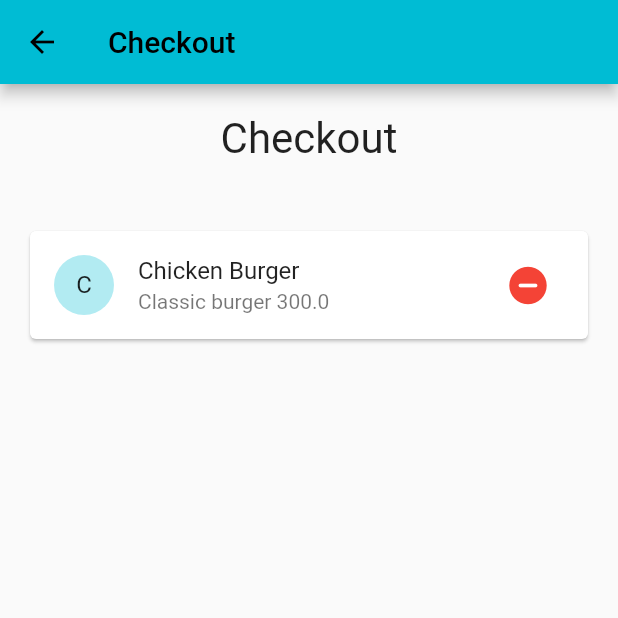
After one commit to HamzaFudda/assignment3, a Flutter app: the screen it shows after launch, after a tap on the "add circle" icon, after a tap on the "add" icon, on a phone screen of 412 x 824 dp, the top half of it. The commit adds this screen. Run offline on Flutter 3.47's test engine with Material 2 defaults, Android fonts, the phone set to English and light mode, and no system bars.

Commit message:
partial done

```diff
--- /dev/null
+++ b/lib/checkout.dart
@@ -0,0 +1,89 @@
+import 'dart:math';
+import 'package:assignment3/dishes.dart';
+import 'package:flutter/material.dart';
+
+class checkout extends StatefulWidget {
+  final Function(List<dish>) onPressedUpdate;
+  final List<dish> checkoutDishes;
+
+  const checkout(
+      {Key? key, required this.checkoutDishes, required this.onPressedUpdate})
+      : super(key: key);
+
+  @override
+  _checkoutState createState() => _checkoutState();
+}
+
+class _checkoutState extends State<checkout> {
+  List<dish> tempList = [];
+
+  @override
+  Widget build(BuildContext context) {
+    return Scaffold(
+        appBar: AppBar(
+          title: Text("Checkout"),
+        ),
+        body: Column(
+          children: <Widget>[
+            SizedBox(
+              height: 20,
+            ),
+            Text("Checkout", style: new TextStyle(fontSize: 28)),
+            SizedBox(
+              height: 40,
+            ),
+            Expanded(child: _listBuilder(context)),
+          ],
+        ));
+  }
+
+  ListView _listBuilder(context) {
+    final _random = Random();
+    return ListView.builder(
+      itemCount: widget.checkoutDishes.length,
+      itemBuilder: (context, index) => Card(
+        margin: const EdgeInsets.symmetric(vertical: 5, horizontal: 20),
+        child: ListTile(
+            title: Row(children: [
+              Text(widget.checkoutDishes[index].name),
+            ]),
+            subtitle: Text(widget.checkoutDishes[index].description +
+                " " +
+                widget.checkoutDishes[index].price.toString()),
+            leading: CircleAvatar(
+              child: Text(widget.checkoutDishes[index].name.substring(0, 1)),
+            ),
+            trailing: IconButton(
+                iconSize: 30,
+                color: Colors.red,
+                icon: Icon(Icons.remove_circle_rounded),
+                onPressed: () async {
+                  bool isRemove = false;
+                  isRemove = await showDialog(
+                      barrierDismissible: false,
+                      context: context,
+                      builder: (context) => AlertDialog(
+                            title: Text('Do you want to remove this dish?'),
+                            content: Text('This will remove it from the cart.'),
+                            actions: [
+                              TextButton(
+                                  onPressed: () {
+                                    widget.checkoutDishes
+                                        .remove(widget.checkoutDishes[index]);
+                                    Navigator.of(context).pop(true);
+                                  },
+                                  child: Text('Yes')),
+                              TextButton(
+                                  onPressed: () {
+                                    Navigator.of(context).pop(false);
+                                  },
+                                  child: Text('No')),
+                            ],
+                          ));
+                  setState(() {});
+                  widget.onPressedUpdate(widget.checkoutDishes);
+                })),
+      ),
+    );
+  }
+}
--- a/lib/main.dart
+++ b/lib/main.dart
@@ -1,5 +1,5 @@
 import 'dart:math';
-
+import 'package:assignment3/checkout.dart';
 import 'package:assignment3/dishes.dart';
 import 'package:flutter/material.dart';
 
@@ -41,6 +41,7 @@ class _MyHomePageState extends State<MyHomePage> {
     dish(name: "Crispy Burger", description: "Classic burger", price: 400.0),
     dish(name: "Jumbo Burger", description: "Classic burger", price: 500.0),
   ];
+  List<dish> cart_dishes = [];
 
   @override
   Widget build(BuildContext context) {
@@ -58,11 +59,24 @@ class _MyHomePageState extends State<MyHomePage> {
             height: 40,
           ),
           Expanded(child: _listBuilder(context)),
-
         ],
       ),
-
-      // This trailing comma makes auto-formatting nicer for build methods.
+        floatingActionButton: FloatingActionButton(
+          onPressed: () {
+            Navigator.of(context).push(
+              MaterialPageRoute(
+                builder: (context) => checkout(checkoutDishes: cart_dishes,
+                    onPressedUpdate: (changed){
+                      cart_dishes=changed;
+                      setState(() {
+                      });
+                    }),
+              ),
+            );
+          },
+          tooltip: 'Increment',
+          child: const Icon(Icons.add),
+        )
     );
   }
 
@@ -76,17 +90,27 @@ class _MyHomePageState extends State<MyHomePage> {
             title: Row(children: [
               Text(dishes[index].name),
             ]),
-          subtitle: Text(
-              dishes[index].description + " " + dishes[index].price.toString()),
+            subtitle: Text(dishes[index].description +
+                " " +
+                dishes[index].price.toString()),
             leading: CircleAvatar(
               child: Text(dishes[index].name.substring(0, 1)),
-            //to give random colors to circle avatar
-            backgroundColor:
-                Colors.primaries[_random.nextInt(Colors.primaries.length)]
-                    [_random.nextInt(9) * 100],
+
             ),
-          trailing: Icon(Icons.arrow_forward),
-          onTap: () {},
+            trailing: IconButton(
+                iconSize: 30,
+                color: cart_dishes.contains(dishes[index]) ? Colors.red : Colors.green,
+                icon: cart_dishes.contains(dishes[index])
+                    ? Icon(Icons.remove_circle_rounded)
+                    : Icon(Icons.add_circle_rounded),
+                onPressed: () {
+                  setState(() {
+                        cart_dishes.contains(dishes[index])
+                        ?cart_dishes.remove(dishes[index])
+                            :cart_dishes.add(dishes[index]);
+                  });
+                }
+                )
         ),
       ),
     );
```
Lines whose indentation alone changed are shown as unchanged.
